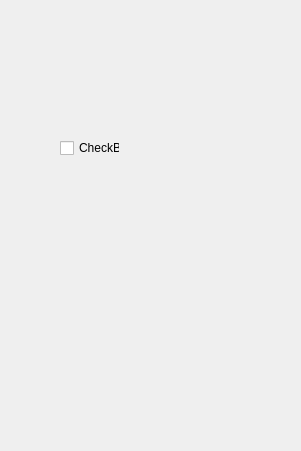
The window that plugins/Base_PhysicalField/LoadSpecificationWidget.ui (asd977/base_cae) describes before a commit, drawn with Qt 5.
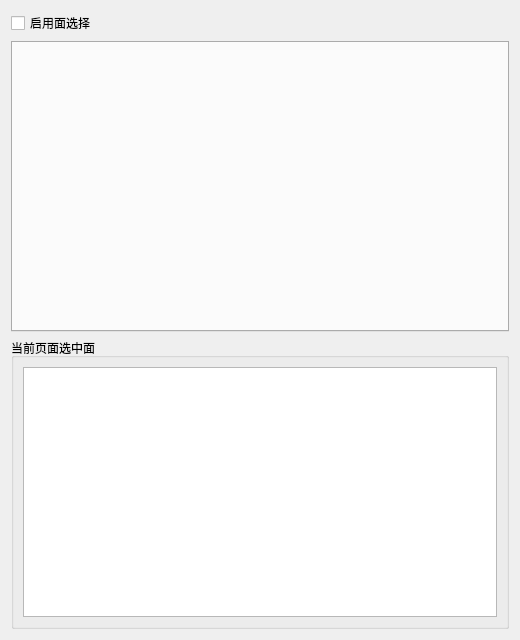
The same window after the commit.

Commit message: Split load specification tabs into dedicated page classes

The edit to the form file:
```diff
--- a/plugins/Base_PhysicalField/LoadSpecificationWidget.ui
+++ b/plugins/Base_PhysicalField/LoadSpecificationWidget.ui
@@ -6,26 +6,37 @@
    <rect>
     <x>0</x>
     <y>0</y>
-    <width>301</width>
-    <height>451</height>
+    <width>520</width>
+    <height>640</height>
    </rect>
   </property>
   <property name="windowTitle">
    <string>Form</string>
   </property>
-  <widget class="QCheckBox" name="clickCheckBox">
-   <property name="geometry">
-    <rect>
-     <x>60</x>
-     <y>140</y>
-     <width>60</width>
-     <height>16</height>
-    </rect>
-   </property>
-   <property name="text">
-    <string>CheckBox</string>
-   </property>
-  </widget>
+  <layout class="QVBoxLayout" name="verticalLayout">
+   <item>
+    <widget class="QCheckBox" name="clickCheckBox">
+     <property name="text">
+      <string>启用面选择</string>
+     </property>
+    </widget>
+   </item>
+   <item>
+    <widget class="QTabWidget" name="tabWidget"/>
+   </item>
+   <item>
+    <widget class="QGroupBox" name="groupSelection">
+     <property name="title">
+      <string>当前页面选中面</string>
+     </property>
+     <layout class="QVBoxLayout" name="verticalLayoutSelection">
+      <item>
+       <widget class="QListWidget" name="selectedFaceList"/>
+      </item>
+     </layout>
+    </widget>
+   </item>
+  </layout>
  </widget>
  <resources/>
  <connections/>
```
Left out of the diff: 2 changed lines with no effect on the pictures. The commit also changes 25 other files.
